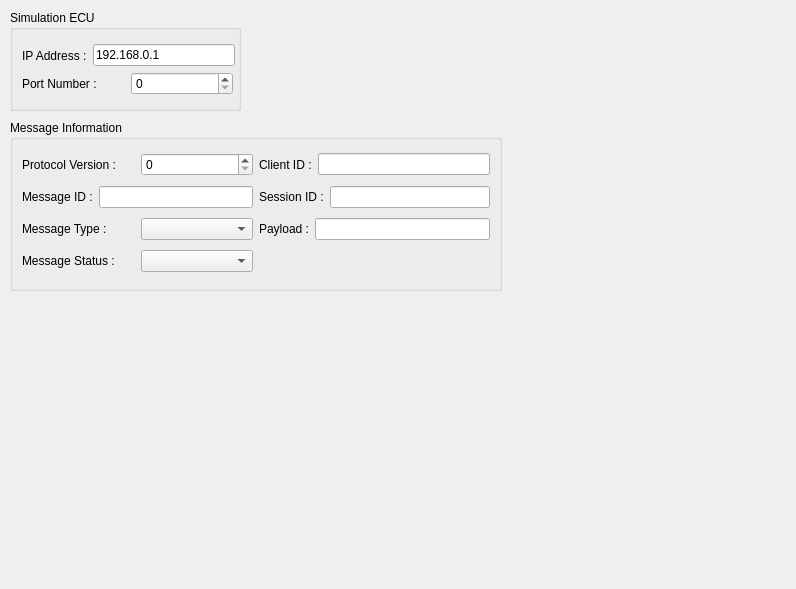
eliaskiss/someip, file main.ui: the form before one commit.
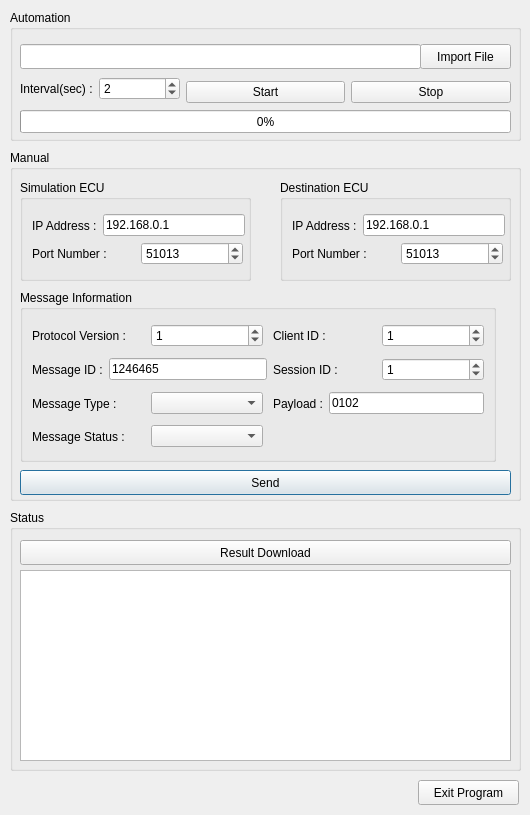
The form after the commit.

The edit to the form file:
```diff
--- a/main.ui
+++ b/main.ui
@@ -6,88 +6,46 @@
    <rect>
     <x>0</x>
     <y>0</y>
-    <width>796</width>
-    <height>589</height>
+    <width>530</width>
+    <height>815</height>
    </rect>
   </property>
   <property name="windowTitle">
    <string>Dialog</string>
   </property>
-  <widget class="QGroupBox" name="groupBox">
+  <widget class="QGroupBox" name="groupBox_4">
    <property name="geometry">
     <rect>
      <x>10</x>
-     <y>10</y>
-     <width>231</width>
-     <height>101</height>
+     <y>150</y>
+     <width>511</width>
+     <height>351</height>
     </rect>
    </property>
    <property name="title">
-    <string>Simulation ECU</string>
+    <string>Manual</string>
    </property>
-   <widget class="QWidget" name="">
+   <widget class="QGroupBox" name="groupBox_2">
     <property name="geometry">
      <rect>
-      <x>12</x>
-      <y>60</y>
-      <width>211</width>
-      <height>28</height>
+      <x>10</x>
+      <y>140</y>
+      <width>476</width>
+      <height>172</height>
      </rect>
     </property>
-    <layout class="QHBoxLayout" name="horizontalLayout_2">
-     <item>
-      <widget class="QLabel" name="label_2">
-       <property name="text">
-        <string>Port Number :</string>
-       </property>
-      </widget>
-     </item>
-     <item>
-      <widget class="QSpinBox" name="spinBox"/>
-     </item>
-    </layout>
-   </widget>
-   <widget class="QWidget" name="">
-    <property name="geometry">
-     <rect>
-      <x>12</x>
-      <y>32</y>
-      <width>213</width>
-      <height>27</height>
-     </rect>
+    <property name="title">
+     <string>Message Information</string>
     </property>
-    <layout class="QHBoxLayout" name="horizontalLayout">
-     <item>
-      <widget class="QLabel" name="label">
-       <property name="text">
-        <string>IP Address :</string>
-       </property>
-      </widget>
-     </item>
-     <item>
-      <widget class="QLineEdit" name="le_address">
-       <property name="text">
-        <string>192.168.0.1</string>
-       </property>
-      </widget>
-     </item>
-    </layout>
-   </widget>
-  </widget>
-  <widget class="QGroupBox" name="groupBox_2">
-   <property name="geometry">
-    <rect>
-     <x>10</x>
-     <y>120</y>
-     <width>492</width>
-     <height>171</height>
-    </rect>
-   </property>
-   <property name="title">
-    <string>Message Information</string>
-   </property>
-   <layout class="QGridLayout" name="gridLayout">
-    <item row="0" column="0">
+    <widget class="QWidget" name="">
+     <property name="geometry">
+      <rect>
+       <x>12</x>
+       <y>32</y>
+       <width>231</width>
+       <height>28</height>
+      </rect>
+     </property>
      <layout class="QHBoxLayout" name="horizontalLayout_3">
       <item>
        <widget class="QLabel" name="label_3">
@@ -97,11 +55,26 @@
        </widget>
       </item>
       <item>
-       <widget class="QSpinBox" name="spinBox_2"/>
+       <widget class="QSpinBox" name="sb_protocol_ver">
+        <property name="maximum">
+         <number>10000000</number>
+        </property>
+        <property name="value">
+         <number>1</number>
+        </property>
+       </widget>
       </item>
      </layout>
-    </item>
-    <item row="0" column="1">
+    </widget>
+    <widget class="QWidget" name="">
+     <property name="geometry">
+      <rect>
+       <x>253</x>
+       <y>32</y>
+       <width>211</width>
+       <height>28</height>
+      </rect>
+     </property>
      <layout class="QHBoxLayout" name="horizontalLayout_7">
       <item>
        <widget class="QLabel" name="label_7">
@@ -111,11 +84,26 @@
        </widget>
       </item>
       <item>
-       <widget class="QLineEdit" name="lineEdit_2"/>
+       <widget class="QSpinBox" name="sp_client_id">
+        <property name="maximum">
+         <number>10000000</number>
+        </property>
+        <property name="value">
+         <number>1</number>
+        </property>
+       </widget>
       </item>
      </layout>
-    </item>
-    <item row="1" column="0">
+    </widget>
+    <widget class="QWidget" name="">
+     <property name="geometry">
+      <rect>
+       <x>12</x>
+       <y>66</y>
+       <width>235</width>
+       <height>27</height>
+      </rect>
+     </property>
      <layout class="QHBoxLayout" name="horizontalLayout_4">
       <item>
        <widget class="QLabel" name="label_4">
@@ -125,11 +113,23 @@
        </widget>
       </item>
       <item>
-       <widget class="QLineEdit" name="lineEdit"/>
+       <widget class="QLineEdit" name="le_msg_id">
+        <property name="text">
+         <string>1246465</string>
+        </property>
+       </widget>
       </item>
      </layout>
-    </item>
-    <item row="1" column="1">
+    </widget>
+    <widget class="QWidget" name="">
+     <property name="geometry">
+      <rect>
+       <x>253</x>
+       <y>66</y>
+       <width>211</width>
+       <height>28</height>
+      </rect>
+     </property>
      <layout class="QHBoxLayout" name="horizontalLayout_8">
       <item>
        <widget class="QLabel" name="label_8">
@@ -139,11 +139,26 @@
        </widget>
       </item>
       <item>
-       <widget class="QLineEdit" name="lineEdit_3"/>
+       <widget class="QSpinBox" name="sp_session_id">
+        <property name="maximum">
+         <number>10000000</number>
+        </property>
+        <property name="value">
+         <number>1</number>
+        </property>
+       </widget>
       </item>
      </layout>
-    </item>
-    <item row="2" column="0">
+    </widget>
+    <widget class="QWidget" name="">
+     <property name="geometry">
+      <rect>
+       <x>12</x>
+       <y>100</y>
+       <width>231</width>
+       <height>27</height>
+      </rect>
+     </property>
      <layout class="QHBoxLayout" name="horizontalLayout_5">
       <item>
        <widget class="QLabel" name="label_5">
@@ -156,8 +171,16 @@
        <widget class="QComboBox" name="comboBox"/>
       </item>
      </layout>
-    </item>
-    <item row="2" column="1">
+    </widget>
+    <widget class="QWidget" name="">
+     <property name="geometry">
+      <rect>
+       <x>253</x>
+       <y>100</y>
+       <width>211</width>
+       <height>27</height>
+      </rect>
+     </property>
      <layout class="QHBoxLayout" name="horizontalLayout_9">
       <item>
        <widget class="QLabel" name="label_9">
@@ -167,11 +190,23 @@
        </widget>
       </item>
       <item>
-       <widget class="QLineEdit" name="lineEdit_4"/>
+       <widget class="QLineEdit" name="le_payload">
+        <property name="text">
+         <string>0102</string>
+        </property>
+       </widget>
       </item>
      </layout>
-    </item>
-    <item row="3" column="0">
+    </widget>
+    <widget class="QWidget" name="">
+     <property name="geometry">
+      <rect>
+       <x>12</x>
+       <y>133</y>
+       <width>231</width>
+       <height>27</height>
+      </rect>
+     </property>
      <layout class="QHBoxLayout" name="horizontalLayout_6">
       <item>
        <widget class="QLabel" name="label_6">
@@ -184,8 +219,299 @@
        <widget class="QComboBox" name="comboBox_2"/>
       </item>
      </layout>
-    </item>
-   </layout>
+    </widget>
+   </widget>
+   <widget class="QGroupBox" name="groupBox">
+    <property name="geometry">
+     <rect>
+      <x>10</x>
+      <y>30</y>
+      <width>231</width>
+      <height>101</height>
+     </rect>
+    </property>
+    <property name="title">
+     <string>Simulation ECU</string>
+    </property>
+    <widget class="QWidget" name="">
+     <property name="geometry">
+      <rect>
+       <x>12</x>
+       <y>60</y>
+       <width>211</width>
+       <height>28</height>
+      </rect>
+     </property>
+     <layout class="QHBoxLayout" name="horizontalLayout_2">
+      <item>
+       <widget class="QLabel" name="label_2">
+        <property name="text">
+         <string>Port Number :</string>
+        </property>
+       </widget>
+      </item>
+      <item>
+       <widget class="QSpinBox" name="sb_simul_port">
+        <property name="maximum">
+         <number>10000000</number>
+        </property>
+        <property name="value">
+         <number>51013</number>
+        </property>
+       </widget>
+      </item>
+     </layout>
+    </widget>
+    <widget class="QWidget" name="">
+     <property name="geometry">
+      <rect>
+       <x>12</x>
+       <y>32</y>
+       <width>213</width>
+       <height>27</height>
+      </rect>
+     </property>
+     <layout class="QHBoxLayout" name="horizontalLayout">
+      <item>
+       <widget class="QLabel" name="label">
+        <property name="text">
+         <string>IP Address :</string>
+        </property>
+       </widget>
+      </item>
+      <item>
+       <widget class="QLineEdit" name="le_simul_ip">
+        <property name="text">
+         <string>192.168.0.1</string>
+        </property>
+       </widget>
+      </item>
+     </layout>
+    </widget>
+   </widget>
+   <widget class="QGroupBox" name="groupBox_3">
+    <property name="geometry">
+     <rect>
+      <x>270</x>
+      <y>30</y>
+      <width>231</width>
+      <height>101</height>
+     </rect>
+    </property>
+    <property name="title">
+     <string>Destination ECU</string>
+    </property>
+    <widget class="QWidget" name="layoutWidget">
+     <property name="geometry">
+      <rect>
+       <x>12</x>
+       <y>60</y>
+       <width>211</width>
+       <height>28</height>
+      </rect>
+     </property>
+     <layout class="QHBoxLayout" name="horizontalLayout_10">
+      <item>
+       <widget class="QLabel" name="label_10">
+        <property name="text">
+         <string>Port Number :</string>
+        </property>
+       </widget>
+      </item>
+      <item>
+       <widget class="QSpinBox" name="sb_dest_port">
+        <property name="maximum">
+         <number>10000000</number>
+        </property>
+        <property name="value">
+         <number>51013</number>
+        </property>
+       </widget>
+      </item>
+     </layout>
+    </widget>
+    <widget class="QWidget" name="layoutWidget_2">
+     <property name="geometry">
+      <rect>
+       <x>12</x>
+       <y>32</y>
+       <width>213</width>
+       <height>27</height>
+      </rect>
+     </property>
+     <layout class="QHBoxLayout" name="horizontalLayout_11">
+      <item>
+       <widget class="QLabel" name="label_11">
+        <property name="text">
+         <string>IP Address :</string>
+        </property>
+       </widget>
+      </item>
+      <item>
+       <widget class="QLineEdit" name="le_dest_ip">
+        <property name="text">
+         <string>192.168.0.1</string>
+        </property>
+       </widget>
+      </item>
+     </layout>
+    </widget>
+   </widget>
+   <widget class="QPushButton" name="btn_send_manual">
+    <property name="geometry">
+     <rect>
+      <x>10</x>
+      <y>320</y>
+      <width>491</width>
+      <height>25</height>
+     </rect>
+    </property>
+    <property name="text">
+     <string>Send</string>
+    </property>
+   </widget>
+  </widget>
+  <widget class="QGroupBox" name="groupBox_5">
+   <property name="geometry">
+    <rect>
+     <x>10</x>
+     <y>10</y>
+     <width>511</width>
+     <height>131</height>
+    </rect>
+   </property>
+   <property name="title">
+    <string>Automation</string>
+   </property>
+   <widget class="QLineEdit" name="le_excelfile_path">
+    <property name="geometry">
+     <rect>
+      <x>10</x>
+      <y>34</y>
+      <width>401</width>
+      <height>25</height>
+     </rect>
+    </property>
+   </widget>
+   <widget class="QPushButton" name="btn_import_excel">
+    <property name="geometry">
+     <rect>
+      <x>410</x>
+      <y>34</y>
+      <width>91</width>
+      <height>25</height>
+     </rect>
+    </property>
+    <property name="text">
+     <string>Import File</string>
+    </property>
+   </widget>
+   <widget class="QProgressBar" name="progressBar">
+    <property name="geometry">
+     <rect>
+      <x>10</x>
+      <y>100</y>
+      <width>491</width>
+      <height>23</height>
+     </rect>
+    </property>
+    <property name="value">
+     <number>0</number>
+    </property>
+   </widget>
+   <widget class="QWidget" name="">
+    <property name="geometry">
+     <rect>
+      <x>10</x>
+      <y>67</y>
+      <width>491</width>
+      <height>30</height>
+     </rect>
+    </property>
+    <layout class="QHBoxLayout" name="horizontalLayout_12">
+     <item>
+      <layout class="QFormLayout" name="formLayout">
+       <item row="0" column="0">
+        <widget class="QLabel" name="label_12">
+         <property name="text">
+          <string>Interval(sec) :</string>
+         </property>
+        </widget>
+       </item>
+       <item row="0" column="1">
+        <widget class="QSpinBox" name="sp_interval">
+         <property name="value">
+          <number>2</number>
+         </property>
+        </widget>
+       </item>
+      </layout>
+     </item>
+     <item>
+      <widget class="QPushButton" name="btn_run_automation">
+       <property name="text">
+        <string>Start</string>
+       </property>
+      </widget>
+     </item>
+     <item>
+      <widget class="QPushButton" name="btn_stop_automation">
+       <property name="text">
+        <string>Stop</string>
+       </property>
+      </widget>
+     </item>
+    </layout>
+   </widget>
+  </widget>
+  <widget class="QGroupBox" name="groupBox_6">
+   <property name="geometry">
+    <rect>
+     <x>10</x>
+     <y>510</y>
+     <width>511</width>
+     <height>261</height>
+    </rect>
+   </property>
+   <property name="title">
+    <string>Status</string>
+   </property>
+   <widget class="QPushButton" name="btn_result_download">
+    <property name="geometry">
+     <rect>
+      <x>10</x>
+      <y>30</y>
+      <width>491</width>
+      <height>25</height>
+     </rect>
+    </property>
+    <property name="text">
+     <string>Result Download</string>
+    </property>
+   </widget>
+   <widget class="QTextBrowser" name="tb_status">
+    <property name="geometry">
+     <rect>
+      <x>10</x>
+      <y>60</y>
+      <width>491</width>
+      <height>191</height>
+     </rect>
+    </property>
+   </widget>
+  </widget>
+  <widget class="QPushButton" name="btn_exit_program">
+   <property name="geometry">
+    <rect>
+     <x>418</x>
+     <y>780</y>
+     <width>101</width>
+     <height>25</height>
+    </rect>
+   </property>
+   <property name="text">
+    <string>Exit Program</string>
+   </property>
   </widget>
  </widget>
  <resources/>
```
Left out of the diff: 4 changed lines with no effect on the pictures.
